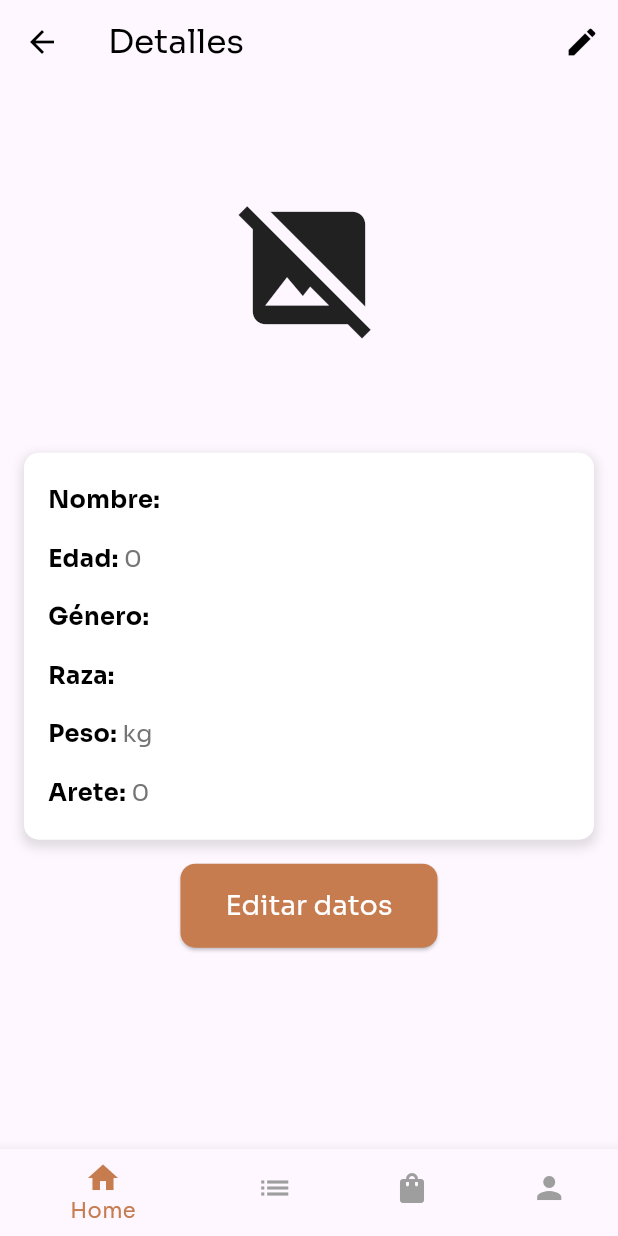
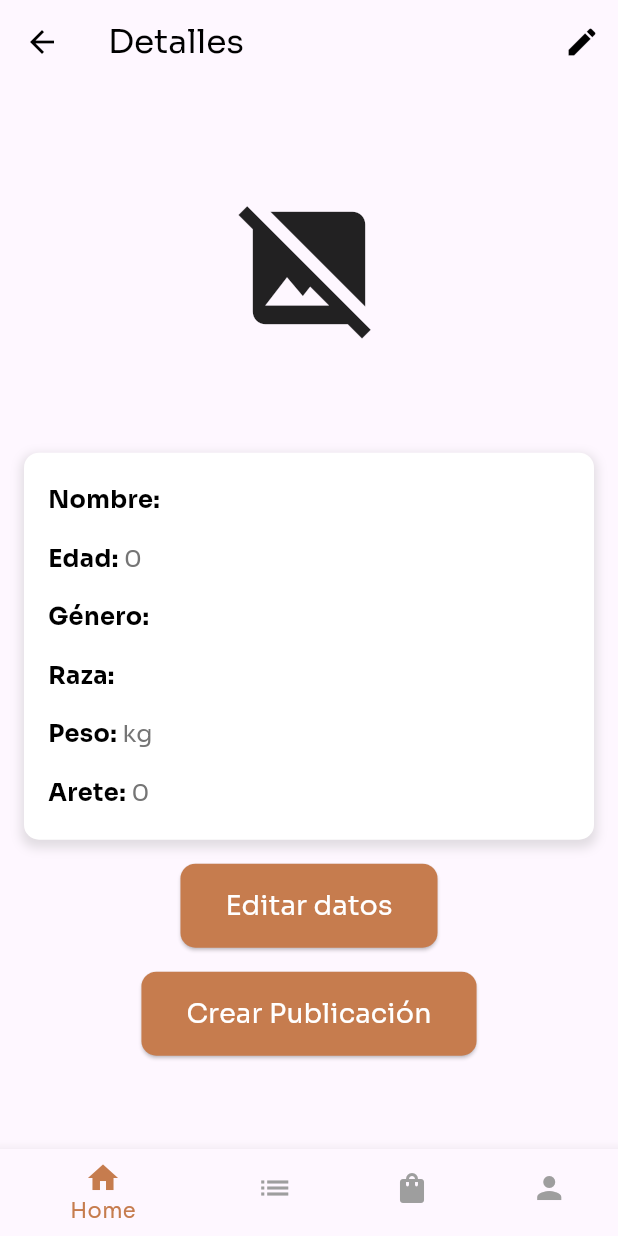
Before and after one commit to MauricioCastillo211106/BoviSales-Mobile, a Flutter app: the BovinoDetailsPage screen opened by its route, on a phone screen of 412 x 824 dp. Run offline on Flutter 3.47's test engine with Material 3 defaults, Android fonts, the light colour scheme and no system bars; our stand-ins replace get, get_storage, image_picker; missing offline and left inert: flutter_inappwebview; accounts and stored records are empty; network calls fail.

Commit message:
[add] save salving

```diff
--- a/lib/presentation/pages/bovino_details_page.dart
+++ b/lib/presentation/pages/bovino_details_page.dart
@@ -4,6 +4,7 @@ import 'package:get/get.dart';
 import 'package:bovi_sales/core/models/bovino_model.dart';
 import '../controllers/navigation_controller.dart';
 import '../widgets/custom_bottom_navigation_bar.dart';
+import 'crear_publicacion_page.dart'; // Importa la página para crear la publicación
 
 class BovinoDetailsPage extends StatelessWidget {
   final Bovino bovino;
@@ -92,7 +93,9 @@ class BovinoDetailsPage extends StatelessWidget {
               ),
               const SizedBox(height: 16),
               Center(
-                child: ElevatedButton(
+                child: Column(
+                  children: [
+                    ElevatedButton(
                       onPressed: () {
                         Get.toNamed('/edit_bovino', arguments: bovino); // Navega a la página de edición
                       },
@@ -111,6 +114,29 @@ class BovinoDetailsPage extends StatelessWidget {
                           color: Colors.white,
                         ),
                       ),
+                    ),
+                    const SizedBox(height: 16),
+                    ElevatedButton(
+                      onPressed: () {
+                        Get.to(() => CrearPublicacionPage(bovino: bovino)); // Navega a la página para crear la publicación
+                      },
+                      style: ElevatedButton.styleFrom(
+                        backgroundColor: const Color(0xFFC67C4E),
+                        padding: const EdgeInsets.symmetric(vertical: 15.0, horizontal: 30.0),
+                        shape: RoundedRectangleBorder(
+                          borderRadius: BorderRadius.circular(10),
+                        ),
+                      ),
+                      child: const Text(
+                        'Crear Publicación',
+                        style: TextStyle(
+                          fontFamily: 'Sora',
+                          fontSize: 18,
+                          color: Colors.white,
+                        ),
+                      ),
+                    ),
+                  ],
                 ),
               ),
             ],
```
Also changed, not shown: lib/main.dart (+11 -9 lines), lib/presentation/pages/crear_publicacion_page.dart (added, +91 -0 lines). Lines whose indentation alone changed are shown as unchanged.
